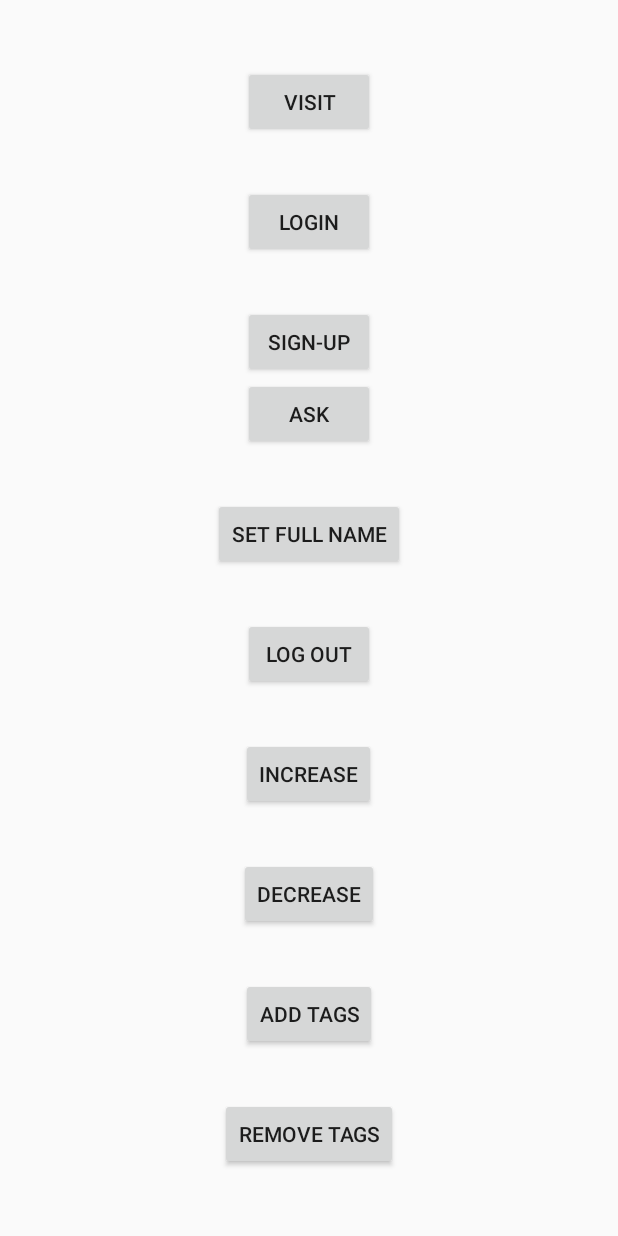
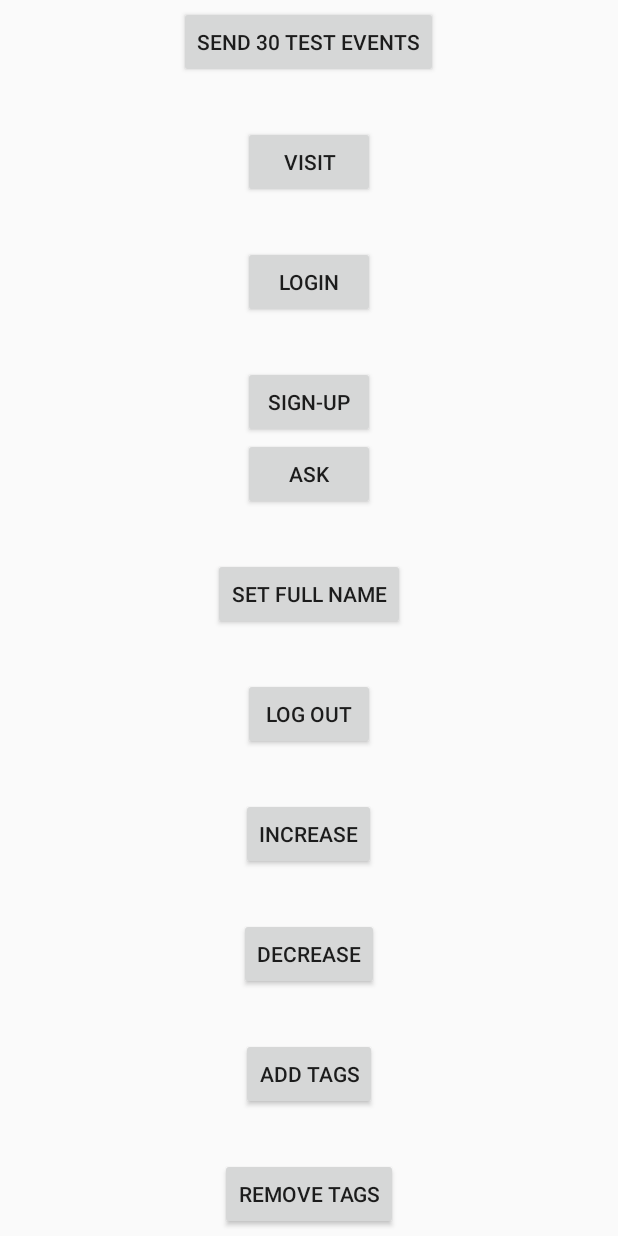
Before and after one commit to tutoruniverse/giap_android, an Android app: the layout activity_main.xml on its own in the app's theme, with its tools: preview values and no code run, on a phone screen of 412 x 824 dp. Run offline under Robolectric (Android 15) with nearby library versions, the phone set to English and light mode, and no system bars; network calls fail.

Commit message:
feat: add queue limit. Add 'Send 30 test events' button

```diff
--- a/example/src/main/res/layout/activity_main.xml
+++ b/example/src/main/res/layout/activity_main.xml
@@ -6,9 +6,16 @@
     android:orientation="vertical">
 
     <Button
+        android:id="@+id/test_button"
+        android:layout_width="wrap_content"
+        android:layout_height="wrap_content"
+        android:text="Send 30 test events" />
+
+    <Button
         android:id="@+id/visit_button"
         android:layout_width="wrap_content"
         android:layout_height="wrap_content"
+        android:layout_marginTop="32dp"
         android:text="Visit" />
 
     <Button
--- a/giap/src/main/java/ai/gotit/giap/constant/CommonConstant.java
+++ b/giap/src/main/java/ai/gotit/giap/constant/CommonConstant.java
@@ -8,4 +8,5 @@ public class CommonConstant {
     public static final int MAX_SERVER_ERROR_STATUS_CODE = 599;
     public static final int DISABLED_TOKEN_STATUS_CODE = 40101;
     public static final long TASKS_FLUSHING_INTERVAL = 1;
+    public static final int TASK_QUEUE_SIZE_LIMIT = 100;
 }
--- a/giap/src/main/java/ai/gotit/giap/service/NetworkManager.java
+++ b/giap/src/main/java/ai/gotit/giap/service/NetworkManager.java
@@ -1,7 +1,6 @@
 package ai.gotit.giap.service;
 
 import android.net.Uri;
-import android.util.Pair;
 
 import ai.gotit.giap.constant.Operation;
 import androidx.annotation.Nullable;
@@ -18,10 +17,7 @@ import org.json.JSONArray;
 import org.json.JSONException;
 import org.json.JSONObject;
 
-import java.util.Arrays;
-import java.util.Collections;
 import java.util.HashMap;
-import java.util.List;
 import java.util.Map;
 
 import ai.gotit.giap.constant.CommonProps;
```
Also changed, not shown: example/src/main/java/ai/gotit/giap_android/MainActivity.java (+19 -1 lines), giap/src/main/java/ai/gotit/giap/service/TaskManager.java (+25 -8 lines), 1 other file.
